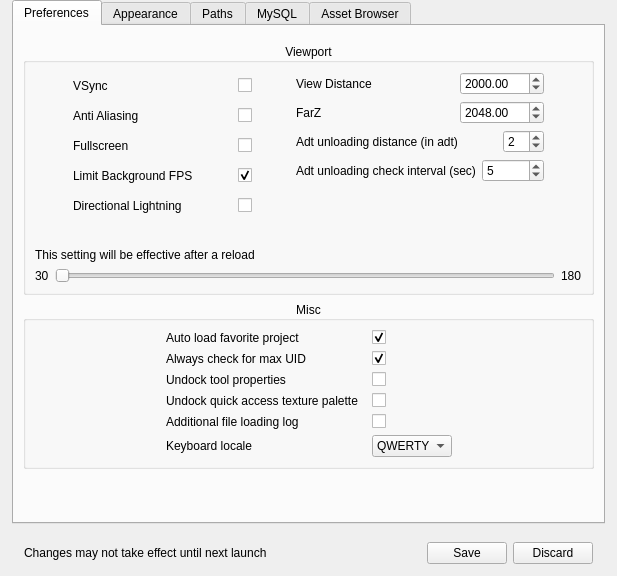
Above: src/noggit/ui/windows/settingsPanel/SettingsPanel.ui from Marlamin/noggit-red before the change. Below: the same form after it.
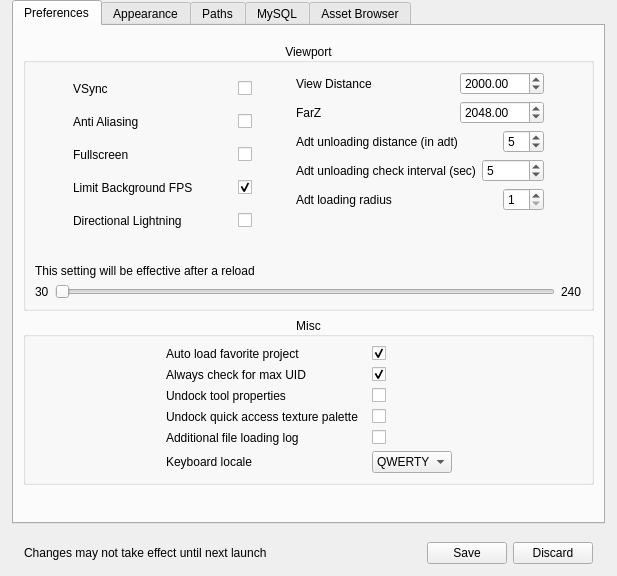
That is the form after the change. Icons and pictures are not drawn. Custom widgets are drawn as their Qt base class.

Commit message:
- more reloadable settings
- implement loading radius, default to 2 https://github.com/wowdev/noggit3/commit/8051842364f2ef5a1a99c06c15c49ffb5c486aca

Patch:
```diff
--- a/src/noggit/ui/windows/settingsPanel/SettingsPanel.ui
+++ b/src/noggit/ui/windows/settingsPanel/SettingsPanel.ui
@@ -414,14 +414,14 @@
                        <item>
                         <widget class="QSpinBox" name="_adt_unload_dist">
                          <property name="minimum">
-                          <number>1</number>
-                         </property>
-                         <property name="maximum">
-                          <number>64</number>
-                         </property>
-                         <property name="value">
                           <number>2</number>
                          </property>
+                         <property name="maximum">
+                          <number>64</number>
+                         </property>
+                         <property name="value">
+                          <number>5</number>
+                         </property>
                         </widget>
                        </item>
                       </layout>
@@ -447,6 +447,43 @@
                        </item>
                       </layout>
                      </item>
+                     <item>
+                      <layout class="QHBoxLayout" name="horizontalLayout_22">
+                       <item>
+                        <widget class="QLabel" name="label_15">
+                         <property name="text">
+                          <string>Adt loading radius</string>
+                         </property>
+                        </widget>
+                       </item>
+                       <item>
+                        <spacer name="horizontalSpacer_26">
+                         <property name="orientation">
+                          <enum>Qt::Horizontal</enum>
+                         </property>
+                         <property name="sizeHint" stdset="0">
+                          <size>
+                           <width>40</width>
+                           <height>20</height>
+                          </size>
+                         </property>
+                        </spacer>
+                       </item>
+                       <item>
+                        <widget class="QSpinBox" name="_adt_loading_radius">
+                         <property name="minimum">
+                          <number>1</number>
+                         </property>
+                         <property name="maximum">
+                          <number>64</number>
+                         </property>
+                         <property name="value">
+                          <number>1</number>
+                         </property>
+                        </widget>
+                       </item>
+                      </layout>
+                     </item>
                      <item>
                       <spacer name="verticalSpacer_2">
                        <property name="orientation">
@@ -526,7 +563,7 @@
                    <item>
                     <widget class="QLabel" name="label_11">
                      <property name="text">
-                      <string>180</string>
+                      <string>240</string>
                      </property>
                     </widget>
                    </item>
```
The commit also changes 6 other files.
